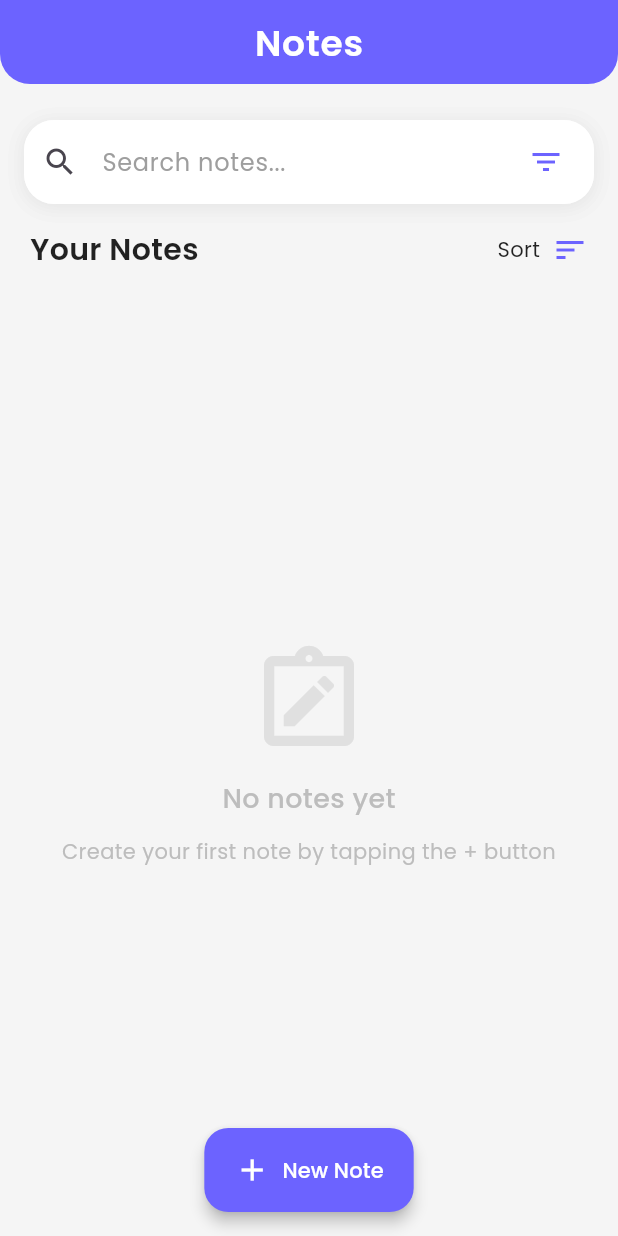
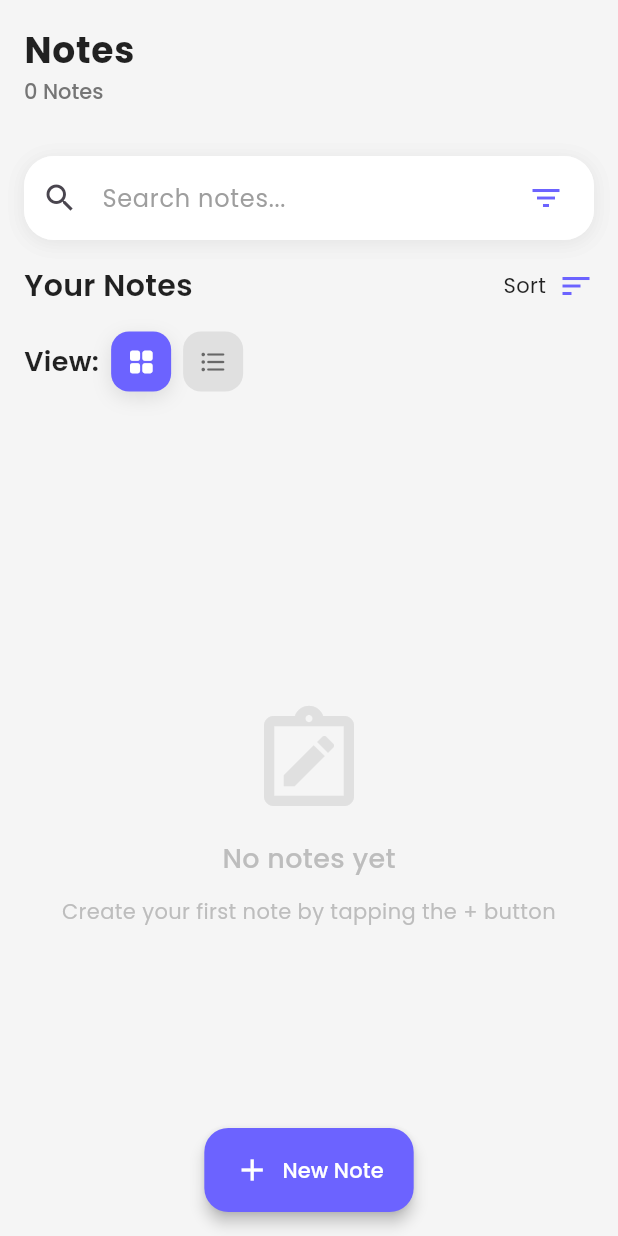
Before and after one commit to SahilLiotech/Notes-App, a Flutter app: the screen it shows after launch, on a phone screen of 412 x 824 dp. Run offline on Flutter 3.47's test engine with Material 3 defaults, Android fonts, the phone set to English and light mode, and no system bars; drawn by our look-alikes of toastification; our stand-ins replace animate_do, flutter_riverpod, google_fonts, hive, open_file, pdf and 2 more; missing offline and left inert: flutter_quill; accounts and stored records are empty.

Commit message:
UI Changes

```diff
--- a/lib/provider/notes_provider.dart
+++ b/lib/provider/notes_provider.dart
@@ -6,6 +6,8 @@ import 'package:notes_app/datasource/notes_model.dart';
 final selectColorStateProvider = StateProvider<Color>((ref) => Colors.white);
 
 final selectCategoryStateProvider = StateProvider<String>((ref) => 'Personal');
+
+final selectViewStateProvider = StateProvider<String>((ref) => 'Grid');
 
 final notesProvider = NotifierProvider<NotesState, List<NotesModel>>(
   () => NotesState(),
--- a/lib/screens/home_screen.dart
+++ b/lib/screens/home_screen.dart
@@ -1,3 +1,4 @@
+import 'package:animate_do/animate_do.dart';
 import 'package:flutter/material.dart';
 import 'package:flutter_riverpod/flutter_riverpod.dart';
 import 'package:flutter_staggered_grid_view/flutter_staggered_grid_view.dart';
@@ -8,6 +9,7 @@ import 'package:notes_app/widgets/empty_notes_widget.dart';
 import 'package:notes_app/widgets/notes_card.dart';
 import 'package:notes_app/widgets/search_bar_widget.dart';
 import 'package:notes_app/widgets/sort_menu_widget.dart';
+import 'package:notes_app/widgets/toggle_view_button.dart';
 
 class HomeScreen extends ConsumerStatefulWidget {
   const HomeScreen({super.key});
@@ -30,22 +32,44 @@ class _HomeScreenState extends ConsumerState<HomeScreen> {
     return Scaffold(
       backgroundColor: Colors.grey.shade100,
       appBar: AppBar(
-        title: Text(
+        backgroundColor: Colors.grey.shade100,
+        elevation: 0,
+        toolbarHeight: 80,
+
+        title: Padding(
+          padding: const EdgeInsets.only(top: 8.0),
+          child: Column(
+            crossAxisAlignment: CrossAxisAlignment.start,
+            mainAxisSize: MainAxisSize.min,
+            children: [
+              Text(
                 'Notes',
                 style: GoogleFonts.poppins(
-            color: Colors.white,
+                  color: Colors.black87,
                   fontSize: 24,
-            fontWeight: FontWeight.w600,
+                  fontWeight: FontWeight.w700,
                   letterSpacing: 0.5,
                 ),
               ),
-        centerTitle: true,
-        backgroundColor: const Color(0xFF6C63FF),
-        elevation: 0,
-        shape: const RoundedRectangleBorder(
-          borderRadius: BorderRadius.vertical(bottom: Radius.circular(20)),
+              const SizedBox(height: 4),
+              Consumer(
+                builder: (context, ref, child) {
+                  final count = ref.watch(notesProvider).length;
+                  return Text(
+                    "$count Note${count != 1 ? 's' : ''}",
+                    style: GoogleFonts.poppins(
+                      color: Colors.grey[600],
+                      fontSize: 14,
+                      fontWeight: FontWeight.w500,
+                    ),
+                  );
+                },
+              ),
+            ],
           ),
         ),
+      ),
+
       body: Padding(
         padding: const EdgeInsets.fromLTRB(16.0, 24.0, 16.0, 16.0),
         child: Column(
@@ -67,9 +91,7 @@ class _HomeScreenState extends ConsumerState<HomeScreen> {
               ),
               child: SearchBarWidget(controller: searchController),
             ),
-            Padding(
-              padding: const EdgeInsets.symmetric(horizontal: 4.0),
-              child: Row(
+            Row(
               mainAxisAlignment: MainAxisAlignment.spaceBetween,
               children: [
                 Text(
@@ -83,16 +105,51 @@ class _HomeScreenState extends ConsumerState<HomeScreen> {
                 SortMenuWidget(),
               ],
             ),
+
+            Row(
+              spacing: 8,
+              children: [
+                Text(
+                  'View:',
+                  style: GoogleFonts.poppins(
+                    fontSize: 18,
+                    fontWeight: FontWeight.w600,
+                    color: Colors.black87,
+                  ),
                 ),
 
-            Consumer(
+                ToggleViewButton(
+                  icon: Icons.grid_view_rounded,
+                  isSelected: ref.watch(selectViewStateProvider) == 'Grid',
+                  onTap:
+                      () => ref
+                          .read(selectViewStateProvider.notifier)
+                          .update((state) => 'Grid'),
+                ),
+
+                ToggleViewButton(
+                  icon: Icons.format_list_bulleted_rounded,
+                  isSelected: ref.watch(selectViewStateProvider) == 'List',
+                  onTap:
+                      () => ref
+                          .read(selectViewStateProvider.notifier)
+                          .update((state) => 'List'),
+                ),
+              ],
+            ),
+
+            Expanded(
+              child: Consumer(
                 builder: (context, ref, child) {
                   final notes = ref.watch(notesProvider);
-                return Expanded(
-                  child:
-                      notes.isEmpty
-                          ? EmptyNotesWidget()
-                          : MasonryGridView.count(
+                  final viewMode = ref.watch(selectViewStateProvider);
+
+                  if (notes.isEmpty) {
+                    return const EmptyNotesWidget();
+                  }
+
+                  return viewMode == 'Grid'
+                      ? MasonryGridView.count(
                         crossAxisCount: 2,
                         mainAxisSpacing: 12,
                         crossAxisSpacing: 12,
@@ -100,11 +157,27 @@ class _HomeScreenState extends ConsumerState<HomeScreen> {
                         physics: const BouncingScrollPhysics(),
                         itemBuilder: (context, index) {
                           final note = notes[index];
-                              return NotesCard(index: index, note: note);
+                          return FadeInUp(
+                            duration: Duration(milliseconds: 300 + index * 100),
+                            child: NotesCard(index: index, note: note),
+                          );
+                        },
+                      )
+                      : ListView.separated(
+                        itemCount: notes.length,
+                        separatorBuilder: (_, __) => const SizedBox(height: 12),
+                        physics: const BouncingScrollPhysics(),
+                        padding: const EdgeInsets.only(bottom: 20),
+                        itemBuilder: (context, index) {
+                          final note = notes[index];
+                          return FadeInRight(
+                            duration: Duration(milliseconds: 300 + index * 100),
+                            child: NotesCard(index: index, note: note),
+                          );
+                        },
+                      );
                 },
               ),
-                );
-              },
             ),
           ],
         ),
--- /dev/null
+++ b/lib/widgets/toggle_view_button.dart
@@ -0,0 +1,44 @@
+import 'package:flutter/material.dart';
+
+class ToggleViewButton extends StatelessWidget {
+  final IconData icon;
+  final bool isSelected;
+  final VoidCallback onTap;
+
+  const ToggleViewButton({
+    super.key,
+    required this.icon,
+    required this.isSelected,
+    required this.onTap,
+  });
+
+  @override
+  Widget build(BuildContext context) {
+    return GestureDetector(
+      onTap: onTap,
+      child: AnimatedContainer(
+        duration: const Duration(milliseconds: 250),
+        padding: const EdgeInsets.all(10),
+        decoration: BoxDecoration(
+          color: isSelected ? const Color(0xFF6C63FF) : Colors.grey[300],
+          borderRadius: BorderRadius.circular(12),
+          boxShadow:
+              isSelected
+                  ? [
+                    BoxShadow(
+                      color: Colors.grey.withAlpha(75),
+                      blurRadius: 10,
+                      offset: const Offset(0, 4),
+                    ),
+                  ]
+                  : [],
+        ),
+        child: Icon(
+          icon,
+          color: isSelected ? Colors.white : Colors.black54,
+          size: 20,
+        ),
+      ),
+    );
+  }
+}
```
Also changed, not shown: lib/screens/add_notes_screen.dart (+43 -20 lines). Lines whose indentation alone changed are shown as unchanged.
